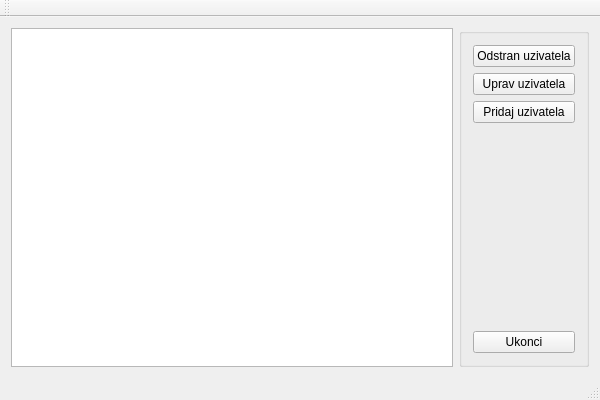
Qt form sprava_uzivatelov.ui (maroslastik/jedalen2) before a commit.
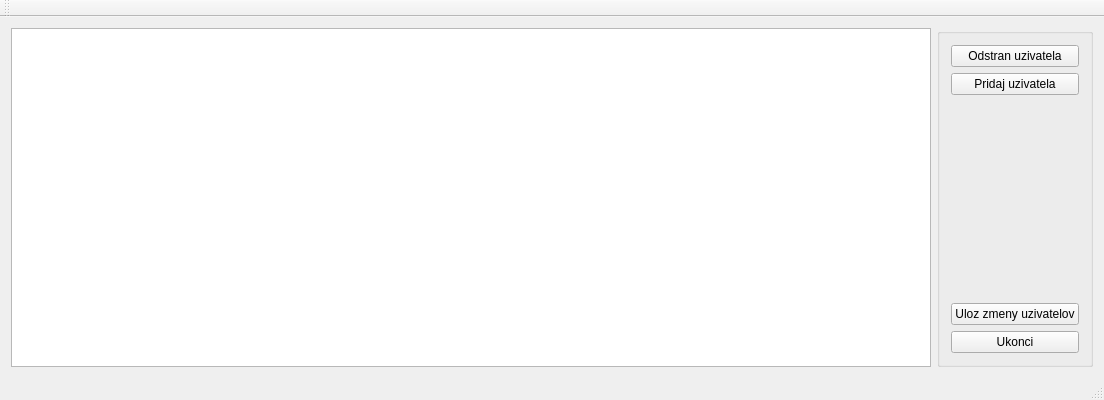
The same form after that commit.

Diff of the .ui file:
```diff
--- a/sprava_uzivatelov.ui
+++ b/sprava_uzivatelov.ui
@@ -6,7 +6,7 @@
    <rect>
     <x>0</x>
     <y>0</y>
-    <width>600</width>
+    <width>1104</width>
     <height>400</height>
    </rect>
   </property>
@@ -16,7 +16,7 @@
   <widget class="QWidget" name="centralWidget">
    <layout class="QHBoxLayout" name="horizontalLayout">
     <item>
-     <widget class="QListWidget" name="zoz_uziv"/>
+     <widget class="QTableWidget" name="zoz_uzivatelov"/>
     </item>
     <item>
      <widget class="QGroupBox" name="groupBox">
@@ -31,13 +31,6 @@
          </property>
         </widget>
        </item>
-       <item>
-        <widget class="QPushButton" name="pushButton_4">
-         <property name="text">
-          <string>Uprav uzivatela</string>
-         </property>
-        </widget>
-       </item>
        <item>
         <widget class="QPushButton" name="pridaj_uz">
          <property name="text">
@@ -58,6 +51,13 @@
          </property>
         </spacer>
        </item>
+       <item>
+        <widget class="QPushButton" name="uloz_zmeny">
+         <property name="text">
+          <string>Uloz zmeny uzivatelov</string>
+         </property>
+        </widget>
+       </item>
        <item>
         <widget class="QPushButton" name="ukonci">
          <property name="text">
```
Left out of the diff: 4 changed lines with no effect on the pictures.
